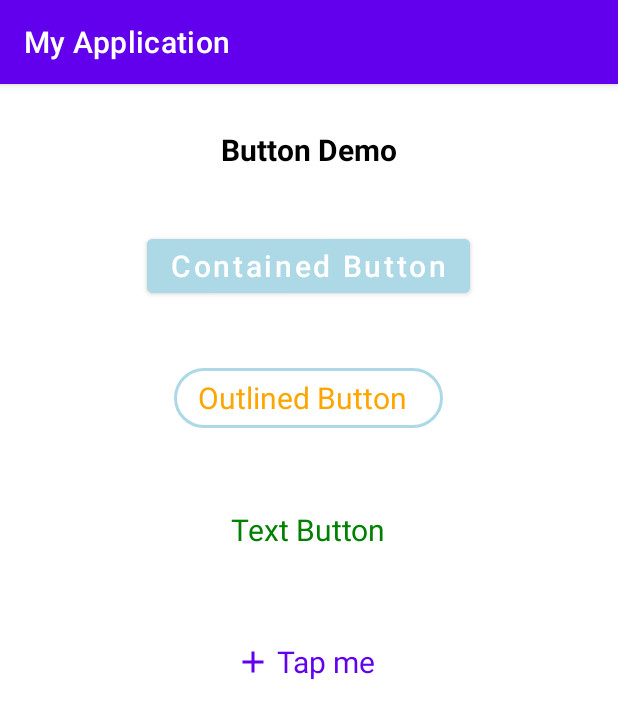
After one commit to vidhi48/Android-Demos, an Android app: the ButtonDemo screen opened directly, with no data from a screen before it, on a phone screen of 412 x 824 dp. The commit adds this screen. Shown: the top 719 px of the screen. Run offline under Robolectric (Android 15) with nearby library versions, the phone set to English and light mode, and no system bars.

Commit message:
Button, Toast completed.

```diff
--- a/app/build.gradle
+++ b/app/build.gradle
@@ -34,10 +34,14 @@ android {
 
 dependencies {
 
+    def lifecycle_version = "2.6.1"
+
     implementation 'androidx.core:core-ktx:1.7.0'
     implementation 'androidx.appcompat:appcompat:1.6.1'
     implementation 'com.google.android.material:material:1.8.0'
     implementation 'androidx.constraintlayout:constraintlayout:2.1.4'
+    implementation "org.jetbrains.kotlinx:kotlinx-coroutines-android:1.6.1"
+    implementation "androidx.lifecycle:lifecycle-viewmodel-ktx:$lifecycle_version"
     testImplementation 'junit:junit:4.13.2'
     androidTestImplementation 'androidx.test.ext:junit:1.1.5'
     androidTestImplementation 'androidx.test.espresso:espresso-core:3.5.1'
--- /dev/null
+++ b/app/src/main/java/com/example/demo/ButtonDemo.kt
@@ -0,0 +1,22 @@
+package com.example.demo
+
+import androidx.appcompat.app.AppCompatActivity
+import android.os.Bundle
+import android.widget.Button
+import android.widget.Toast
+import com.example.myapplication.R
+
+class ButtonDemo : AppCompatActivity() {
+    override fun onCreate(savedInstanceState: Bundle?) {
+        super.onCreate(savedInstanceState)
+        setContentView(R.layout.activity_button_demo)
+        buttonToast()
+    }
+
+    private fun buttonToast() {
+        val button1 = findViewById<Button>(R.id.button1)
+        button1.setOnClickListener() {
+            Toast.makeText(this, "Button Tapped", Toast.LENGTH_SHORT).show()
+        }
+    }
+}
--- a/app/src/main/java/com/example/Demo/MainActivity.kt
+++ b/app/src/main/java/com/example/demo/ToggleButtonDemo.kt
@@ -1,12 +1,12 @@
-package com.example.Demo
+package com.example.demo
 
 import androidx.appcompat.app.AppCompatActivity
 import android.os.Bundle
 import com.example.myapplication.R
 
-class MainActivity : AppCompatActivity() {
+class ToggleButtonDemo : AppCompatActivity() {
     override fun onCreate(savedInstanceState: Bundle?) {
         super.onCreate(savedInstanceState)
-        setContentView(R.layout.activity_main)
+        setContentView(R.layout.activity_toggle_button_demo)
     }
 }
--- /dev/null
+++ b/app/src/main/res/drawable/baseline_add_24.xml
@@ -0,0 +1,5 @@
+<vector android:height="24dp" android:tint="#000000"
+    android:viewportHeight="24" android:viewportWidth="24"
+    android:width="24dp" xmlns:android="http://schemas.android.com/apk/res/android">
+    <path android:fillColor="@android:color/white" android:pathData="M19,13h-6v6h-2v-6H5v-2h6V5h2v6h6v2z"/>
+</vector>
--- /dev/null
+++ b/app/src/main/res/layout/activity_button_demo.xml
@@ -0,0 +1,75 @@
+<?xml version="1.0" encoding="utf-8"?>
+<RelativeLayout xmlns:android="http://schemas.android.com/apk/res/android"
+    xmlns:app="http://schemas.android.com/apk/res-auto"
+    xmlns:tools="http://schemas.android.com/tools"
+    android:layout_width="match_parent"
+    android:layout_height="match_parent"
+    tools:context="com.example.demo.ButtonDemo">
+
+    <TextView
+        android:id="@+id/button_demo"
+        android:layout_width="wrap_content"
+        android:layout_height="wrap_content"
+        android:text="@string/textButton"
+        android:textSize="20sp"
+        android:textStyle="bold"
+        android:layout_centerHorizontal="true"
+        android:layout_marginTop="30dp"
+        android:textColor="@color/black"
+        />
+
+    <Button
+        android:id="@+id/button1"
+        android:layout_width="wrap_content"
+        android:layout_height="wrap_content"
+        android:text="@string/button1"
+        android:textSize="20sp"
+        android:textAllCaps="false"
+        android:backgroundTint="@color/lightBlue"
+        android:layout_below="@id/button_demo"
+        android:layout_centerHorizontal="true"
+        android:layout_marginTop="40dp"
+        />
+
+    <Button
+        android:id="@+id/button2"
+        style="@style/Widget.Material3.Button.OutlinedButton.Icon"
+        app:strokeColor = "@color/lightBlue"
+        app:strokeWidth = "2dp"
+        android:layout_width="wrap_content"
+        android:layout_height="wrap_content"
+        android:text="@string/button2"
+        android:textColor="@color/orange"
+        android:textSize="20sp"
+        android:layout_below="@id/button1"
+        android:layout_marginTop="40dp"
+        android:layout_centerHorizontal="true"
+        />
+
+    <Button
+        android:id="@+id/button3"
+        style="@style/Widget.Material3.Button.TextButton"
+        android:layout_width="wrap_content"
+        android:layout_height="wrap_content"
+        android:layout_below="@id/button2"
+        android:layout_marginTop="40dp"
+        android:layout_centerHorizontal="true"
+        android:text="@string/button3"
+        android:textColor="@color/green"
+        android:textSize="20sp"
+        />
+
+    <Button
+        android:id="@+id/button4"
+        style="@style/Widget.Material3.Button.TextButton.Icon"
+        app:icon="@drawable/baseline_add_24"
+        android:layout_width="wrap_content"
+        android:layout_height="wrap_content"
+        android:text="@string/button4"
+        android:textSize="20sp"
+        android:layout_below="@id/button3"
+        android:layout_marginTop="40dp"
+        android:layout_centerHorizontal="true"
+        />
+
+</RelativeLayout>
--- a/app/src/main/res/layout/activity_main.xml
+++ b/app/src/main/res/layout/activity_main.xml
@@ -4,7 +4,7 @@
     xmlns:tools="http://schemas.android.com/tools"
     android:layout_width="match_parent"
     android:layout_height="match_parent"
-    tools:context=".MainActivity">
+    tools:context="com.example.demo.MainActivity">
 
     <TextView
         android:layout_width="wrap_content"
--- a/app/src/main/res/values/colors.xml
+++ b/app/src/main/res/values/colors.xml
@@ -7,4 +7,7 @@
     <color name="teal_700">#FF018786</color>
     <color name="black">#FF000000</color>
     <color name="white">#FFFFFFFF</color>
+    <color name="green">#008000</color>
+    <color name="lightBlue">#ADD8E6</color>
+    <color name="orange">#FFA500</color>
 </resources>
--- a/app/src/main/res/values/strings.xml
+++ b/app/src/main/res/values/strings.xml
@@ -1,3 +1,13 @@
 <resources>
     <string name="app_name">My Application</string>
+    <string name="textButton">Button Demo</string>
+    <string name="button1">Contained Button</string>
+    <string name="button2">Outlined Button</string>
+    <string name="button3">Text Button</string>
+    <string name="button4">Tap me</string>
+    <string name="textview1">Toast Demo</string>
+    <string name="editexthint">Enter name</string>
+    <string name="toast">Tap for toast</string>
+    <string name="customToast">Tap for custom toast</string>
+    <string name="toggleButton">Toggle Button</string>
 </resources>
--- a/build.gradle
+++ b/build.gradle
@@ -1,6 +1,6 @@
 // Top-level build file where you can add configuration options common to all sub-projects/modules.
 plugins {
-    id 'com.android.application' version '7.4.1' apply false
-    id 'com.android.library' version '7.4.1' apply false
+    id 'com.android.application' version '8.0.1' apply false
+    id 'com.android.library' version '8.0.1' apply false
     id 'org.jetbrains.kotlin.android' version '1.8.0' apply false
 }
--- a/gradle.properties
+++ b/gradle.properties
@@ -21,3 +21,5 @@ kotlin.code.style=official
 # resources declared in the library itself and none from the library's dependencies,
 # thereby reducing the size of the R class for that library
 android.nonTransitiveRClass=true
+android.defaults.buildfeatures.buildconfig=true
+android.nonFinalResIds=false
```
Also changed, not shown: app/src/main/AndroidManifest.xml (+10 -1 lines), app/src/main/java/com/example/demo/MainActivity.kt (added, +12 -0 lines), app/src/main/java/com/example/demo/ToastDemo.kt (added, +31 -0 lines), app/src/main/res/layout/activity_toast_demo.xml (added, +59 -0 lines), app/src/main/res/layout/activity_toggle_button_demo.xml (added, +21 -0 lines), gradle/wrapper/gradle-wrapper.properties, 4 other files.
